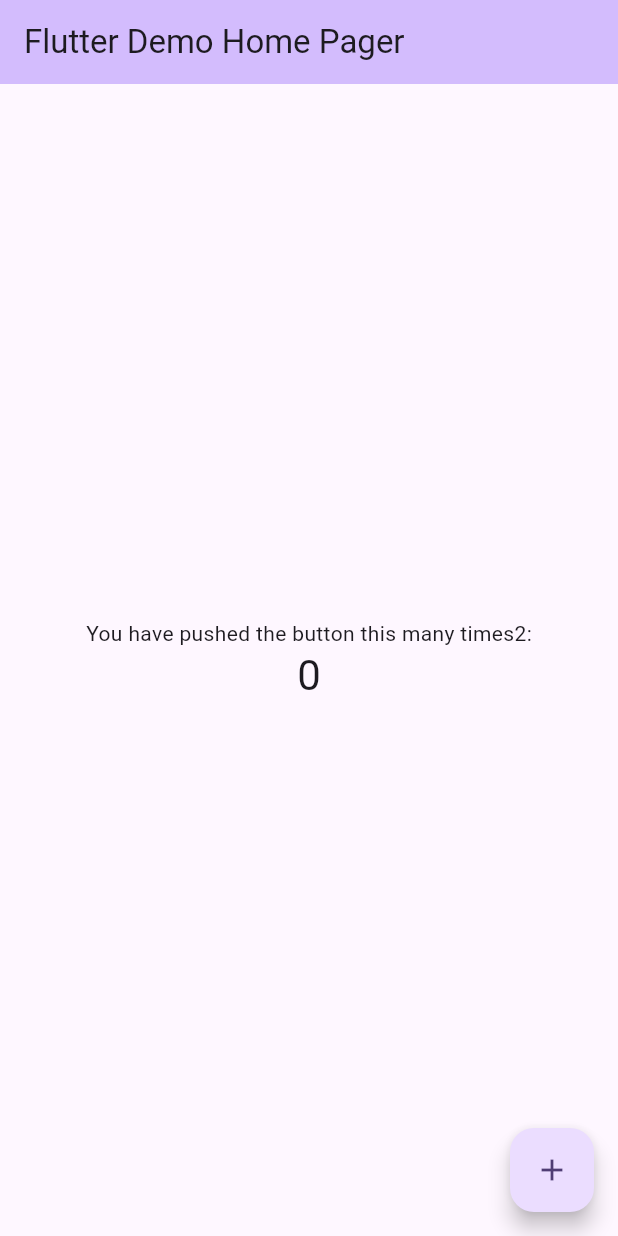
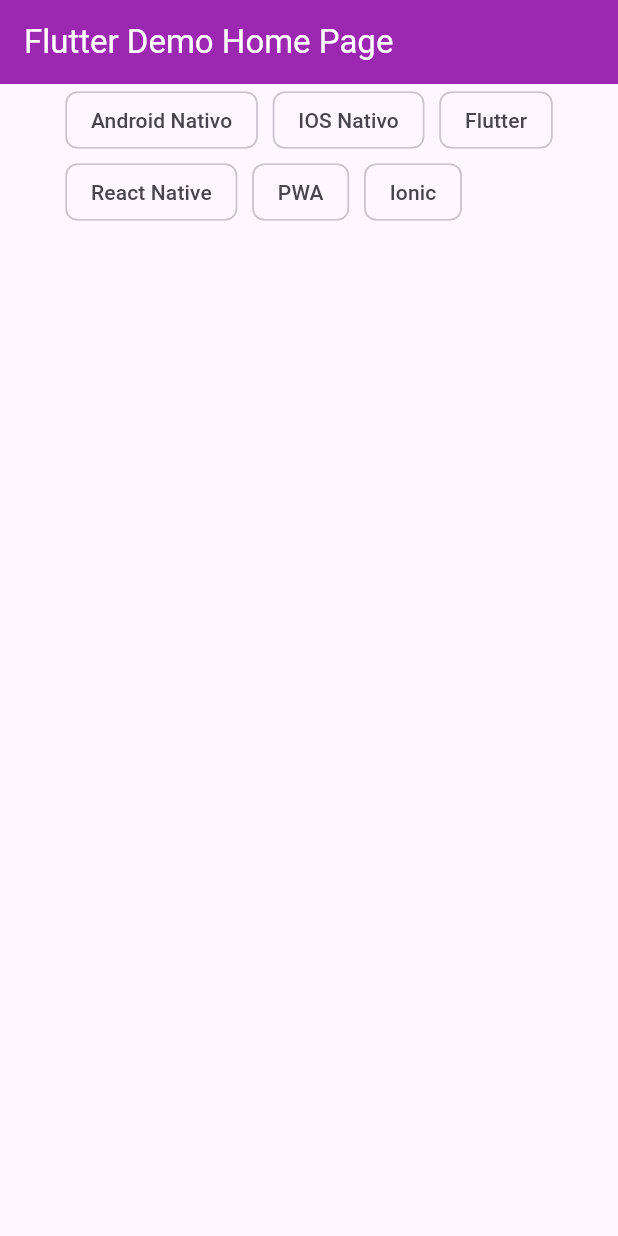
Before and after one commit to adrianoaraujosilva/flutter, a Flutter app: the screen it shows after launch, on a phone screen of 412 x 824 dp. Run offline on Flutter 3.47's test engine with Material 2 defaults, Android fonts, the phone set to English and light mode, and no system bars.

Commit message:
Menu interativo

```diff
--- /dev/null
+++ b/lib/languages.dart
@@ -0,0 +1,8 @@
+class Language {
+  String name;
+  String description;
+  String id;
+  bool selected = false;
+
+  Language(this.name, this.description, this.id);
+}
--- /dev/null
+++ b/lib/list_languages.dart
@@ -0,0 +1,66 @@
+import 'package:flutter/material.dart';
+import 'package:my_app/languages.dart';
+
+class ListLanguagesState extends StatefulWidget {
+  const ListLanguagesState({super.key});
+
+  @override
+  State<ListLanguagesState> createState() => _ListLanguagesStateState();
+}
+
+class _ListLanguagesStateState extends State<ListLanguagesState> {
+  List<Language> languages = [
+    Language("Android Nativo", "Linguagens C, Java e Kotlin", "1"),
+    Language("IOS Nativo", "Linguagens Objective-C e Swift", "2"),
+    Language("Flutter", "Linguagens Objective-C e Swift", "2"),
+    Language("React Native", "Linguagens Objective-C e Swift", "2"),
+    Language("PWA", "Linguagens Objective-C e Swift", "2"),
+    Language("Ionic", "Linguagens Objective-C e Swift", "2"),
+  ];
+
+  List<ChoiceChip> _buildChips() {
+    return languages
+        .map((language) => ChoiceChip(
+            label: Text(language.name),
+            selected: language.selected,
+            onSelected: (value) {
+              setState(() {
+                language.selected = value;
+              });
+            }))
+        .toList();
+  }
+
+  List<Card> _buildCards() {
+    return languages
+        .where((language) => language.selected)
+        .map((language) => Card(
+              child: ListTile(
+                leading: Text(language.id),
+                title: Text(language.name),
+                subtitle: Text(language.description),
+              ),
+            ))
+        .toList();
+  }
+
+  @override
+  Widget build(BuildContext context) {
+    return Column(
+      children: [
+        Center(
+          child: Wrap(
+            spacing: 10,
+            children: _buildChips(),
+          ),
+        ),
+        Expanded(
+            child: ListView(
+          padding: const EdgeInsets.all(10),
+          shrinkWrap: true,
+          children: _buildCards(),
+        ))
+      ],
+    );
+  }
+}
--- a/lib/main.dart
+++ b/lib/main.dart
@@ -1,4 +1,5 @@
 import 'package:flutter/material.dart';
+import 'package:my_app/principal.dart';
 
 void main() {
   runApp(const MyApp());
@@ -7,119 +8,14 @@ void main() {
 class MyApp extends StatelessWidget {
   const MyApp({super.key});
 
-  // This widget is the root of your application.
   @override
   Widget build(BuildContext context) {
     return MaterialApp(
-      title: 'Flutter Demo',
-      theme: ThemeData(
-        // This is the theme of your application.
-        //
-        // TRY THIS: Try running your application with "flutter run". You'll see
-        // the application has a blue toolbar. Then, without quitting the app,
-        // try changing the seedColor in the colorScheme below to Colors.green
-        // and then invoke "hot reload" (save your changes or press the "hot
-        // reload" button in a Flutter-supported IDE, or press "r" if you used
-        // the command line to start the app).
-        //
-        // Notice that the counter didn't reset back to zero; the application
-        // state is not lost during the reload. To reset the state, use hot
-        // restart instead.
-        //
-        // This works for code too, not just values: Most code changes can be
-        // tested with just a hot reload.
-        colorScheme: ColorScheme.fromSeed(seedColor: Colors.deepPurple),
-        useMaterial3: true,
-      ),
-      home: const MyHomePage(title: 'Flutter Demo Home Pager'),
-    );
+        title: 'Flutter Demo',
+        theme: ThemeData(
+          colorScheme: ColorScheme.fromSeed(seedColor: Colors.deepPurple),
+          useMaterial3: true,
+        ),
+        home: const PrincipalWidget());
   }
 }
-
-class MyHomePage extends StatefulWidget {
-  const MyHomePage({super.key, required this.title});
-
-  // This widget is the home page of your application. It is stateful, meaning
-  // that it has a State object (defined below) that contains fields that affect
-  // how it looks.
-
-  // This class is the configuration for the state. It holds the values (in this
-  // case the title) provided by the parent (in this case the App widget) and
-  // used by the build method of the State. Fields in a Widget subclass are
-  // always marked "final".
-
-  final String title;
-
-  @override
-  State<MyHomePage> createState() => _MyHomePageState();
-}
-
-class _MyHomePageState extends State<MyHomePage> {
-  int _counter = 0;
-
-  void _incrementCounter() {
-    setState(() {
-      // This call to setState tells the Flutter framework that something has
-      // changed in this State, which causes it to rerun the build method below
-      // so that the display can reflect the updated values. If we changed
-      // _counter without calling setState(), then the build method would not be
-      // called again, and so nothing would appear to happen.
-      _counter++;
-    });
-  }
-
-  @override
-  Widget build(BuildContext context) {
-    // This method is rerun every time setState is called, for instance as done
-    // by the _incrementCounter method above.
-    //
-    // The Flutter framework has been optimized to make rerunning build methods
-    // fast, so that you can just rebuild anything that needs updating rather
-    // than having to individually change instances of widgets.
-    return Scaffold(
-      appBar: AppBar(
-        // TRY THIS: Try changing the color here to a specific color (to
-        // Colors.amber, perhaps?) and trigger a hot reload to see the AppBar
-        // change color while the other colors stay the same.
-        backgroundColor: Theme.of(context).colorScheme.inversePrimary,
-        // Here we take the value from the MyHomePage object that was created by
-        // the App.build method, and use it to set our appbar title.
-        title: Text(widget.title),
-      ),
-      body: Center(
-        // Center is a layout widget. It takes a single child and positions it
-        // in the middle of the parent.
-        child: Column(
-          // Column is also a layout widget. It takes a list of children and
-          // arranges them vertically. By default, it sizes itself to fit its
-          // children horizontally, and tries to be as tall as its parent.
-          //
-          // Column has various properties to control how it sizes itself and
-          // how it positions its children. Here we use mainAxisAlignment to
-          // center the children vertically; the main axis here is the vertical
-          // axis because Columns are vertical (the cross axis would be
-          // horizontal).
-          //
-          // TRY THIS: Invoke "debug painting" (choose the "Toggle Debug Paint"
-          // action in the IDE, or press "p" in the console), to see the
-          // wireframe for each widget.
-          mainAxisAlignment: MainAxisAlignment.center,
-          children: <Widget>[
-            const Text(
-              'You have pushed the button this many times2:',
-            ),
-            Text(
-              '$_counter',
-              style: Theme.of(context).textTheme.headlineMedium,
-            ),
-          ],
-        ),
-      ),
-      floatingActionButton: FloatingActionButton(
-        onPressed: _incrementCounter,
-        tooltip: 'Increment',
-        child: const Icon(Icons.add),
-      ), // This trailing comma makes auto-formatting nicer for build methods.
-    );
-  }
-}
--- /dev/null
+++ b/lib/principal.dart
@@ -0,0 +1,17 @@
+import 'package:flutter/material.dart';
+import 'package:my_app/list_languages.dart';
+
+class PrincipalWidget extends StatelessWidget {
+  const PrincipalWidget({super.key});
+
+  @override
+  Widget build(BuildContext context) {
+    return Scaffold(
+        appBar: AppBar(
+          title: const Text("Flutter Demo Home Page"),
+          backgroundColor: Colors.purple,
+          foregroundColor: Colors.white,
+        ),
+        body: const ListLanguagesState());
+  }
+}
```
